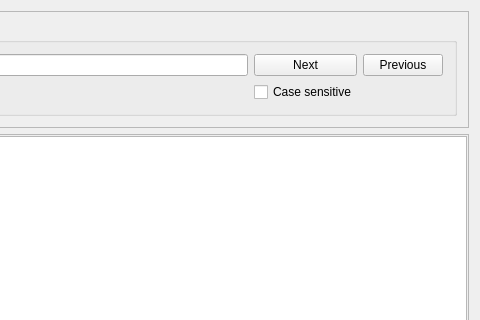
Before: the Qt Designer form ESO50CM/LogPanel/src/logpanel.ui in tzuchiangshen/eso50cm, drawn with Qt 5; both pictures show x 580 to 1060 and y 0 to 320 of the 1060 by 700 pixel window.
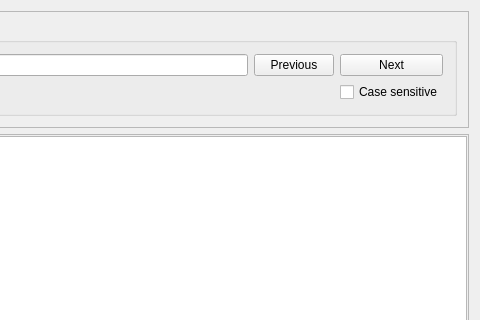
After: the same form once the commit is applied.

Diff of the .ui file:
```diff
--- a/ESO50CM/LogPanel/src/logpanel.ui
+++ b/ESO50CM/LogPanel/src/logpanel.ui
@@ -83,27 +83,34 @@
          <item row="0" column="1">
           <widget class="QLineEdit" name="leSearch"/>
          </item>
-         <item row="0" column="2">
+         <item row="0" column="3">
           <widget class="QPushButton" name="bNext">
            <property name="text">
             <string>Next</string>
            </property>
           </widget>
          </item>
-         <item row="0" column="3">
-          <widget class="QPushButton" name="bPrevious">
-           <property name="text">
-            <string>Previous</string>
-           </property>
-          </widget>
-         </item>
-         <item row="1" column="2">
+         <item row="1" column="3">
           <widget class="QCheckBox" name="cbCase">
            <property name="text">
             <string>Case sensitive</string>
            </property>
           </widget>
          </item>
+         <item row="0" column="2">
+          <widget class="QPushButton" name="bPrevious">
+           <property name="text">
+            <string>Previous</string>
+           </property>
+          </widget>
+         </item>
+         <item row="1" column="1">
+          <widget class="QLabel" name="lStatus">
+           <property name="text">
+            <string/>
+           </property>
+          </widget>
+         </item>
         </layout>
        </widget>
       </item>
```
